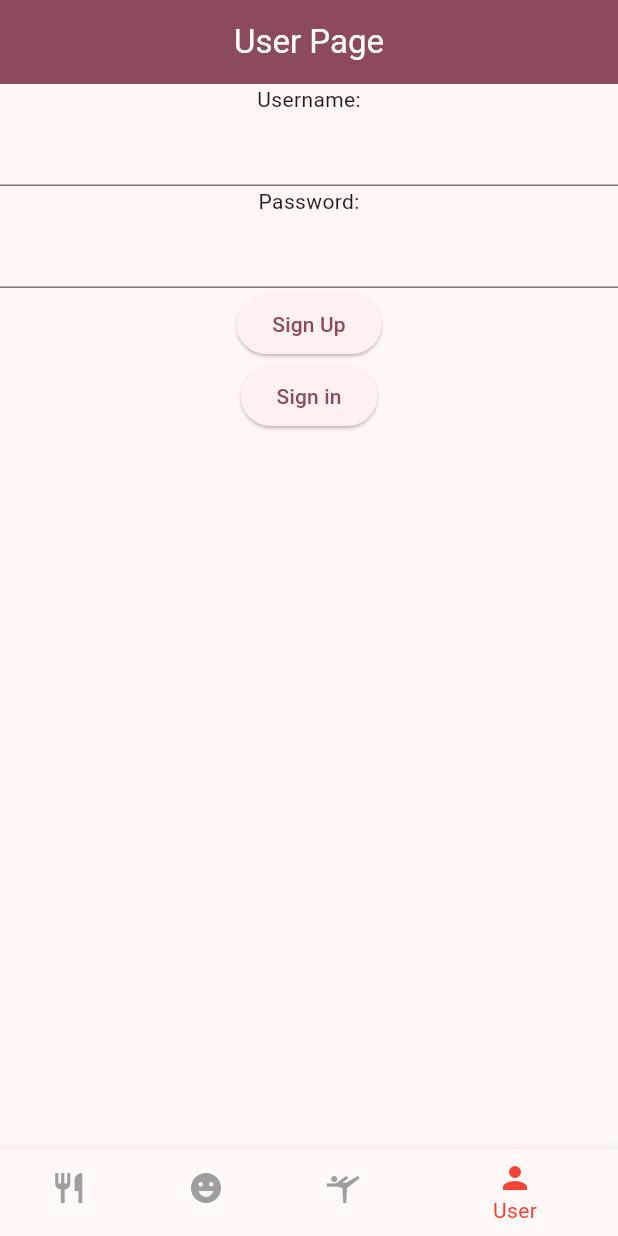
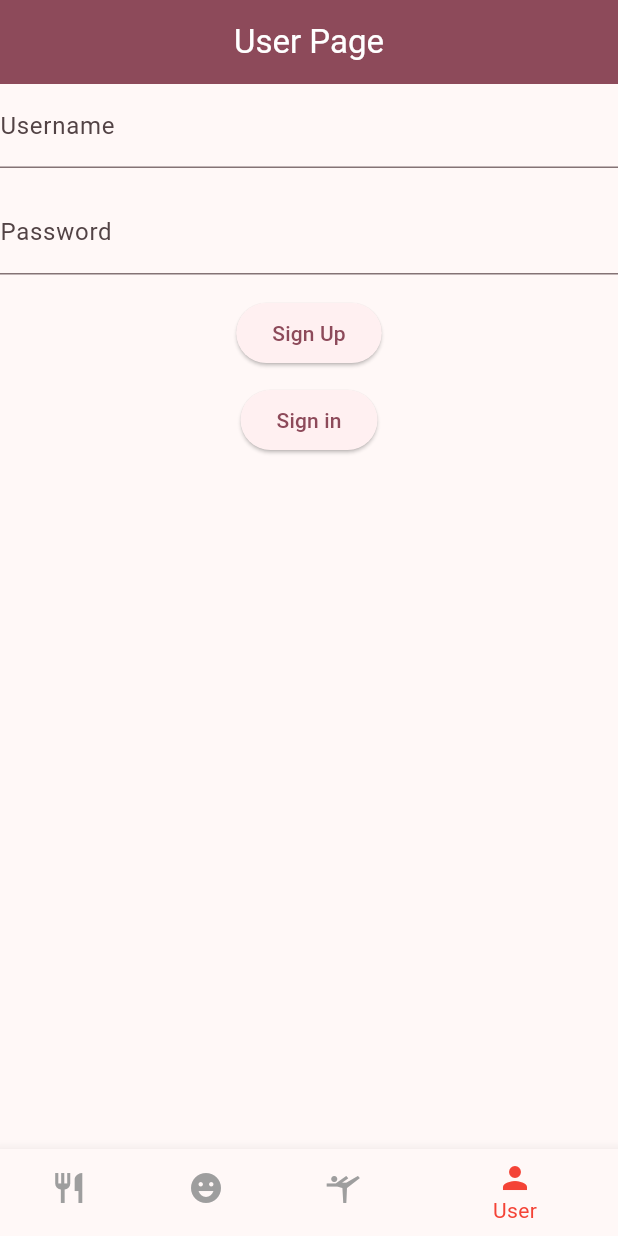
Before and after one commit to csomprakit/3RecordersApp, a Flutter app: the screen it shows after launch, on a phone screen of 412 x 824 dp. Run offline on Flutter 3.47's test engine with Material 3 defaults, Android fonts, the phone set to English and light mode, and no system bars; our stand-ins replace beamer, firebase_core, floor, sqflite; accounts and stored records are empty; generated files the repository leaves out were written again.

Commit message:
updated sign_in_up_form.dart

```diff
--- a/lib/sign_in_up_form.dart
+++ b/lib/sign_in_up_form.dart
@@ -16,17 +16,20 @@ class _SignInUpFormState extends State<SignInUpForm> {
     return SingleChildScrollView(
       child: Column(
         children: [
-          Text('Username:'),
           TextField(
             controller: _usernameController,
+            decoration: InputDecoration(labelText: 'Username'),
           ),
-          Text('Password:'),
+          SizedBox(height: 15),
           TextField(
             controller: _passwordController,
+              decoration: InputDecoration(labelText: 'Password'),
           ),
+          SizedBox(height: 15),
           ElevatedButton(child: Text("Sign Up"),
               onPressed: (){},
           ),
+          SizedBox(height: 10),
           ElevatedButton(
             child: const Text('Sign in'),
             onPressed: (){},
```
